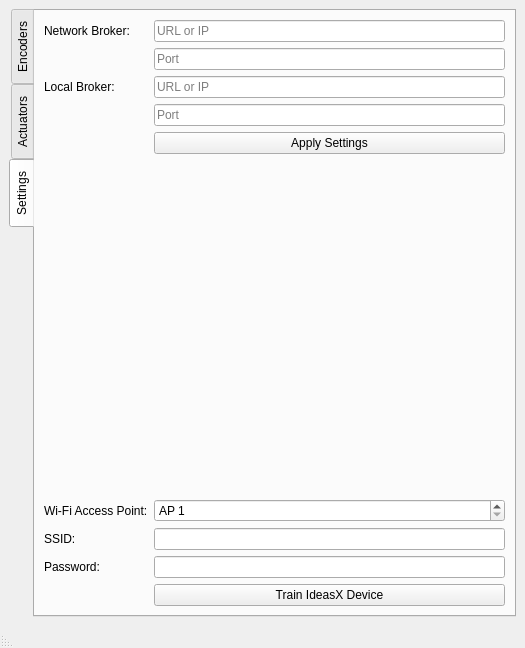
Before: the Qt Designer form Qt/mainwindow.ui in ericyangs/ideasX-workstation-client-v3, drawn with Qt 5.
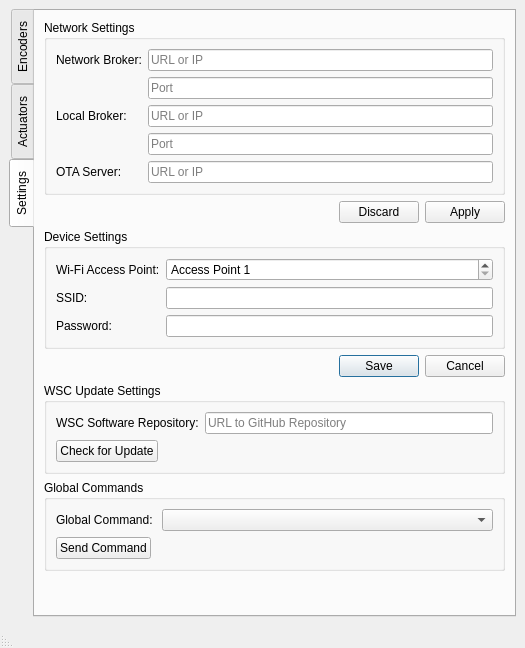
After: the same form once the commit is applied.

Commit message: added settings dialog

Patch:
```diff
--- a/Qt/mainwindow.ui
+++ b/Qt/mainwindow.ui
@@ -222,7 +222,7 @@
        <attribute name="title">
         <string>Settings</string>
        </attribute>
-       <layout class="QFormLayout" name="formLayout">
+       <layout class="QVBoxLayout" name="verticalLayout_2">
         <property name="leftMargin">
          <number>9</number>
         </property>
@@ -235,6 +235,12 @@
         <property name="bottomMargin">
          <number>9</number>
         </property>
+        <item>
+         <widget class="QGroupBox" name="groupNetwork">
+          <property name="title">
+           <string>Network Settings</string>
+          </property>
+          <layout class="QFormLayout" name="formLayout">
         <item row="0" column="0">
          <widget class="QLabel" name="labelNetworkBroker">
           <property name="text">
@@ -259,61 +265,74 @@
           </property>
          </widget>
         </item>
-        <item row="4" column="0">
+           <item row="3" column="0">
          <widget class="QLabel" name="labelLocalBroker">
           <property name="text">
            <string>Local Broker:</string>
           </property>
          </widget>
         </item>
-        <item row="4" column="1">
+           <item row="3" column="1">
          <widget class="QLineEdit" name="localBroker">
           <property name="placeholderText">
            <string>URL or IP</string>
           </property>
          </widget>
         </item>
-        <item row="6" column="1">
+           <item row="5" column="1">
          <widget class="QLineEdit" name="localPort">
           <property name="placeholderText">
            <string>Port</string>
           </property>
          </widget>
         </item>
-        <item row="8" column="1">
-         <widget class="QPushButton" name="buttonSettings">
+           <item row="6" column="1">
+            <widget class="QLineEdit" name="otaServer">
           <property name="text">
-           <string>Apply Settings</string>
-          </property>
-         </widget>
-        </item>
-        <item row="9" column="0">
-         <spacer name="verticalSpacer">
-          <property name="orientation">
-           <enum>Qt::Vertical</enum>
-          </property>
-          <property name="sizeHint" stdset="0">
-           <size>
-            <width>20</width>
-            <height>40</height>
-           </size>
+              <string/>
+             </property>
+             <property name="placeholderText">
+              <string>URL or IP</string>
+             </property>
+            </widget>
+           </item>
+           <item row="6" column="0">
+            <widget class="QLabel" name="labelOTA">
+             <property name="text">
+              <string>OTA Server:</string>
+             </property>
+            </widget>
+           </item>
+          </layout>
+         </widget>
+        </item>
+        <item>
+         <widget class="QDialogButtonBox" name="buttonBoxNetwork">
+          <property name="standardButtons">
+           <set>QDialogButtonBox::Apply|QDialogButtonBox::Discard</set>
           </property>
-         </spacer>
+         </widget>
         </item>
-        <item row="10" column="0">
+        <item alignment="Qt::AlignTop">
+         <widget class="QGroupBox" name="groupDeviceSettings">
+          <property name="title">
+           <string>Device Settings</string>
+          </property>
+          <layout class="QFormLayout" name="formLayout_2">
+           <item row="1" column="0">
          <widget class="QLabel" name="labelAPSelector">
           <property name="text">
            <string>Wi-Fi Access Point:</string>
           </property>
          </widget>
         </item>
-        <item row="10" column="1">
+           <item row="1" column="1">
          <widget class="QSpinBox" name="selectAP">
           <property name="suffix">
            <string/>
           </property>
           <property name="prefix">
-           <string>AP </string>
+              <string>Access Point </string>
           </property>
           <property name="minimum">
            <number>1</number>
@@ -323,32 +342,108 @@
           </property>
          </widget>
         </item>
-        <item row="11" column="0">
+           <item row="2" column="0">
          <widget class="QLabel" name="labelSSID">
           <property name="text">
            <string>SSID:</string>
           </property>
          </widget>
         </item>
-        <item row="11" column="1">
+           <item row="2" column="1">
          <widget class="QLineEdit" name="wifiSSID"/>
         </item>
-        <item row="13" column="0">
+           <item row="3" column="0">
          <widget class="QLabel" name="labelPassword">
           <property name="text">
            <string>Password:</string>
           </property>
          </widget>
         </item>
-        <item row="13" column="1">
+           <item row="3" column="1">
          <widget class="QLineEdit" name="wifiPassword"/>
         </item>
-        <item row="15" column="1">
-         <widget class="QPushButton" name="buttonTrainDevice">
+          </layout>
+         </widget>
+        </item>
+        <item>
+         <widget class="QDialogButtonBox" name="buttonBoxDevice">
+          <property name="standardButtons">
+           <set>QDialogButtonBox::Cancel|QDialogButtonBox::Save</set>
+          </property>
+         </widget>
+        </item>
+        <item>
+         <widget class="QGroupBox" name="groupUpdat">
+          <property name="title">
+           <string>WSC Update Settings</string>
+          </property>
+          <layout class="QFormLayout" name="formLayout_3">
+           <item row="0" column="1">
+            <widget class="QLineEdit" name="lineEdit">
+             <property name="placeholderText">
+              <string>URL to GitHub Repository</string>
+             </property>
+            </widget>
+           </item>
+           <item row="1" column="0">
+            <widget class="QPushButton" name="pushButton">
           <property name="text">
-           <string>Train IdeasX Device</string>
-          </property>
-         </widget>
+              <string>Check for Update</string>
+             </property>
+            </widget>
+           </item>
+           <item row="0" column="0">
+            <widget class="QLabel" name="label">
+             <property name="text">
+              <string>WSC Software Repository:</string>
+             </property>
+            </widget>
+           </item>
+          </layout>
+         </widget>
+        </item>
+        <item>
+         <widget class="QGroupBox" name="groupBox_2">
+          <property name="title">
+           <string>Global Commands</string>
+          </property>
+          <layout class="QFormLayout" name="formLayout_4">
+           <item row="0" column="0">
+            <widget class="QLabel" name="label_2">
+             <property name="text">
+              <string>Global Command: </string>
+             </property>
+            </widget>
+           </item>
+           <item row="0" column="1">
+            <widget class="QComboBox" name="comboBox">
+             <property name="currentText">
+              <string/>
+             </property>
+            </widget>
+           </item>
+           <item row="1" column="0">
+            <widget class="QPushButton" name="pushButton_2">
+             <property name="text">
+              <string>Send Command</string>
+             </property>
+            </widget>
+           </item>
+          </layout>
+         </widget>
+        </item>
+        <item>
+         <spacer name="verticalSpacer">
+          <property name="orientation">
+           <enum>Qt::Vertical</enum>
+          </property>
+          <property name="sizeHint" stdset="0">
+           <size>
+            <width>20</width>
+            <height>40</height>
+           </size>
+          </property>
+         </spacer>
         </item>
        </layout>
       </widget>
```
Left out of the diff: 12 changed lines with no effect on the pictures. Lines whose indentation alone changed are shown as unchanged. The commit also changes 6 other files.
